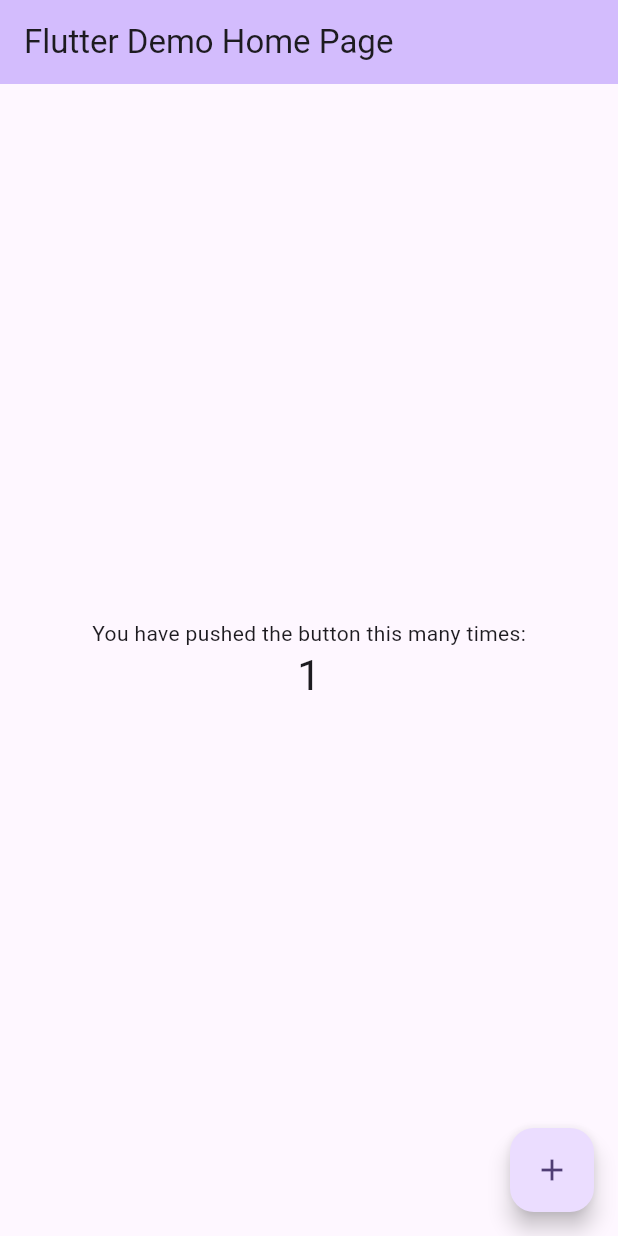
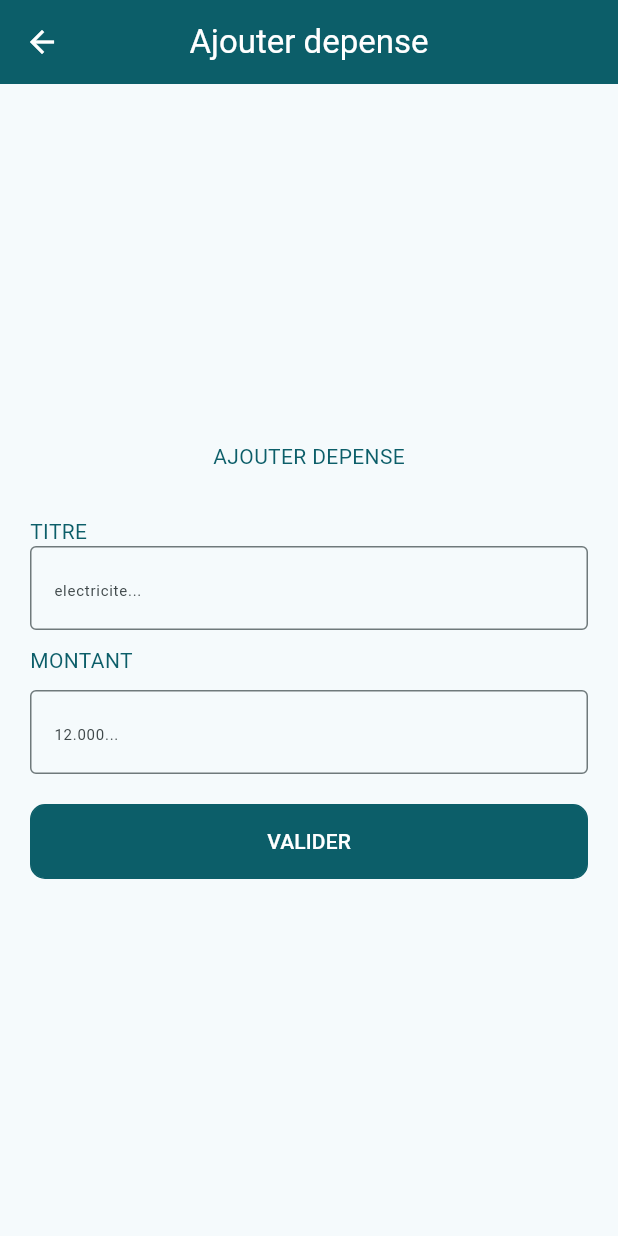
Before and after one commit to Nguirane120/gestionBudget, a Flutter app: the screen it shows after launch, after a tap on the "add" icon, on a phone screen of 412 x 824 dp. Run offline on Flutter 3.47's test engine with Material 3 defaults, Android fonts, the phone set to English and light mode, and no system bars.

Commit message:
home & add dpense screen

```diff
--- a/analysis_options.yaml
+++ b/analysis_options.yaml
@@ -7,7 +7,7 @@
 
 # The following line activates a set of recommended lints for Flutter apps,
 # packages, and plugins designed to encourage good coding practices.
-include: package:flutter_lints/flutter.yaml
+# include: package:flutter_lints/flutter.yaml
 
 linter:
   # The lint rules applied to this project can be customized in the
--- /dev/null
+++ b/lib/consts.dart
@@ -0,0 +1,6 @@
+import 'package:flutter/material.dart';
+
+class AppColor {
+  static const primarycolor = Color(0xff0C5E69);
+  static const secondarycolor = Color(0xffD1C000);
+}
--- a/lib/main.dart
+++ b/lib/main.dart
@@ -1,4 +1,6 @@
 import 'package:flutter/material.dart';
+import 'package:gestionbudget/consts.dart';
+import 'package:gestionbudget/screens/homescreen.dart';
 
 void main() {
   runApp(const MyApp());
@@ -11,115 +13,12 @@
   @override
   Widget build(BuildContext context) {
     return MaterialApp(
-      title: 'Flutter Demo',
+      debugShowCheckedModeBanner: false,
       theme: ThemeData(
-        // This is the theme of your application.
-        //
-        // TRY THIS: Try running your application with "flutter run". You'll see
-        // the application has a purple toolbar. Then, without quitting the app,
-        // try changing the seedColor in the colorScheme below to Colors.green
-        // and then invoke "hot reload" (save your changes or press the "hot
-        // reload" button in a Flutter-supported IDE, or press "r" if you used
-        // the command line to start the app).
-        //
-        // Notice that the counter didn't reset back to zero; the application
-        // state is not lost during the reload. To reset the state, use hot
-        // restart instead.
-        //
-        // This works for code too, not just values: Most code changes can be
-        // tested with just a hot reload.
-        colorScheme: ColorScheme.fromSeed(seedColor: Colors.deepPurple),
+        colorScheme: ColorScheme.fromSeed(seedColor: AppColor.primarycolor),
         useMaterial3: true,
       ),
-      home: const MyHomePage(title: 'Flutter Demo Home Page'),
+      home: const Homescreen(),
     );
   }
 }
-
-class MyHomePage extends StatefulWidget {
-  const MyHomePage({super.key, required this.title});
-
-  // This widget is the home page of your application. It is stateful, meaning
-  // that it has a State object (defined below) that contains fields that affect
-  // how it looks.
-
-  // This class is the configuration for the state. It holds the values (in this
-  // case the title) provided by the parent (in this case the App widget) and
-  // used by the build method of the State. Fields in a Widget subclass are
-  // always marked "final".
-
-  final String title;
-
-  @override
-  State<MyHomePage> createState() => _MyHomePageState();
-}
-
-class _MyHomePageState extends State<MyHomePage> {
-  int _counter = 0;
-
-  void _incrementCounter() {
-    setState(() {
-      // This call to setState tells the Flutter framework that something has
-      // changed in this State, which causes it to rerun the build method below
-      // so that the display can reflect the updated values. If we changed
-      // _counter without calling setState(), then the build method would not be
-      // called again, and so nothing would appear to happen.
-      _counter++;
-    });
-  }
-
-  @override
-  Widget build(BuildContext context) {
-    // This method is rerun every time setState is called, for instance as done
-    // by the _incrementCounter method above.
-    //
-    // The Flutter framework has been optimized to make rerunning build methods
-    // fast, so that you can just rebuild anything that needs updating rather
-    // than having to individually change instances of widgets.
-    return Scaffold(
-      appBar: AppBar(
-        // TRY THIS: Try changing the color here to a specific color (to
-        // Colors.amber, perhaps?) and trigger a hot reload to see the AppBar
-        // change color while the other colors stay the same.
-        backgroundColor: Theme.of(context).colorScheme.inversePrimary,
-        // Here we take the value from the MyHomePage object that was created by
-        // the App.build method, and use it to set our appbar title.
-        title: Text(widget.title),
-      ),
-      body: Center(
-        // Center is a layout widget. It takes a single child and positions it
-        // in the middle of the parent.
-        child: Column(
-          // Column is also a layout widget. It takes a list of children and
-          // arranges them vertically. By default, it sizes itself to fit its
-          // children horizontally, and tries to be as tall as its parent.
-          //
-          // Column has various properties to control how it sizes itself and
-          // how it positions its children. Here we use mainAxisAlignment to
-          // center the children vertically; the main axis here is the vertical
-          // axis because Columns are vertical (the cross axis would be
-          // horizontal).
-          //
-          // TRY THIS: Invoke "debug painting" (choose the "Toggle Debug Paint"
-          // action in the IDE, or press "p" in the console), to see the
-          // wireframe for each widget.
-          mainAxisAlignment: MainAxisAlignment.center,
-          children: <Widget>[
-            const Text(
-              'You have pushed the button this many times:',
-            ),
-            Text(
-              '$_counter',
-              style: Theme.of(context).textTheme.headlineMedium,
-            ),
-          ],
-        ),
-      ),
-      floatingActionButton: FloatingActionButton(
-        onPressed: _incrementCounter,
-        tooltip: 'Increment',
-        child: const Icon(Icons.add),
-      ), // This trailing comma makes auto-formatting nicer for build methods.
-    );
-  }
-}
--- /dev/null
+++ b/lib/models/depenses.dart
@@ -0,0 +1,8 @@
+enum DepenseCategory { loyer, connexion, fourniture, transport, ravitaillement }
+
+class Depenses {
+  double montant;
+  DepenseCategory category;
+
+  Depenses({required this.category, required this.montant});
+}
--- /dev/null
+++ b/lib/screens/depenseform.dart
@@ -0,0 +1,80 @@
+import 'package:flutter/material.dart';
+import 'package:gestionbudget/consts.dart';
+import 'package:gestionbudget/widgets/input.dart';
+
+class Depenseform extends StatefulWidget {
+  const Depenseform({super.key});
+
+  @override
+  State<Depenseform> createState() => _DepenseformState();
+}
+
+class _DepenseformState extends State<Depenseform> {
+  @override
+  Widget build(BuildContext context) {
+    return Scaffold(
+      appBar: AppBar(
+        title: Text(
+          "Ajouter depense",
+          style: TextStyle(color: Colors.white),
+        ),
+        centerTitle: true,
+        backgroundColor: AppColor.primarycolor,
+        iconTheme: IconThemeData(color: Colors.white),
+      ),
+      body: Container(
+        padding: EdgeInsets.all(20),
+        margin: EdgeInsets.symmetric(vertical: 20),
+        child: Column(
+          mainAxisAlignment: MainAxisAlignment.center,
+          children: [
+            Text("AJOUTER DEPENSE",
+                style: TextStyle(color: AppColor.primarycolor)),
+            SizedBox(
+              height: 30,
+            ),
+            Container(
+              alignment: Alignment.centerLeft,
+              child: Text(
+                "TITRE",
+                style: TextStyle(color: AppColor.primarycolor),
+              ),
+            ),
+            InputWidget(placeholder: "electricite"),
+            SizedBox(
+              height: 10,
+            ),
+            Container(
+              alignment: Alignment.centerLeft,
+              child: Text(
+                "MONTANT",
+                style: TextStyle(color: AppColor.primarycolor),
+              ),
+            ),
+            SizedBox(
+              height: 10,
+            ),
+            InputWidget(placeholder: "12.000"),
+            SizedBox(
+              height: 20,
+            ),
+            Container(
+              width: double.infinity,
+              decoration: BoxDecoration(
+                  borderRadius: BorderRadius.all(Radius.circular(10)),
+                  border: Border.all(color: AppColor.primarycolor),
+                  color: AppColor.primarycolor),
+              child: TextButton(
+                onPressed: () {},
+                child: Text(
+                  "VALIDER",
+                  style: TextStyle(color: Colors.white),
+                ),
+              ),
+            )
+          ],
+        ),
+      ),
+    );
+  }
+}
--- /dev/null
+++ b/lib/screens/homescreen.dart
@@ -0,0 +1,69 @@
+import 'package:flutter/material.dart';
+import 'package:gestionbudget/consts.dart';
+import 'package:gestionbudget/screens/depenseform.dart';
+import 'package:gestionbudget/widgets/containercontent.dart';
+import 'package:gestionbudget/widgets/depenselist.dart';
+
+class Homescreen extends StatelessWidget {
+  const Homescreen({super.key});
+
+  @override
+  Widget build(BuildContext context) {
+    return Scaffold(
+      appBar: AppBar(
+        backgroundColor: AppColor.primarycolor,
+        centerTitle: true,
+        title: Text(
+          "Gestion du Budget",
+          style: TextStyle(color: Colors.white),
+        ),
+      ),
+      body: SafeArea(
+          child: Column(
+        children: [
+          Containercontent(
+              textContainer: "Budget",
+              widthContainer: 350.0,
+              heightContainer: 150,
+              someContaine: 120.000),
+          SizedBox(
+            height: 15.0,
+          ),
+          Row(
+            mainAxisAlignment: MainAxisAlignment.spaceEvenly,
+            children: [
+              Containercontent(
+                  textContainer: "Depense",
+                  widthContainer: 170,
+                  heightContainer: 150,
+                  someContaine: 120.000),
+              Containercontent(
+                  textContainer: "Solde",
+                  widthContainer: 170,
+                  heightContainer: 150,
+                  someContaine: 120.000),
+            ],
+          ),
+          SizedBox(
+            height: 10.0,
+          ),
+          Expanded(child: Depenselist())
+        ],
+      )),
+      floatingActionButton: FloatingActionButton(
+        backgroundColor: AppColor.secondarycolor,
+        onPressed: () {},
+        child: IconButton(
+            onPressed: () {
+              Navigator.push(context, MaterialPageRoute(builder: (context) {
+                return Depenseform();
+              }));
+            },
+            icon: Icon(
+              Icons.add,
+              color: Colors.white,
+            )),
+      ),
+    );
+  }
+}
--- /dev/null
+++ b/lib/serivices/depenseservice.dart
@@ -0,0 +1,18 @@
+import 'package:gestionbudget/models/depenses.dart';
+
+class Depenseservice {
+  List<Depenses> depenses = [
+    Depenses(category: DepenseCategory.connexion, montant: 10000),
+    Depenses(category: DepenseCategory.loyer, montant: 50000),
+    Depenses(category: DepenseCategory.transport, montant: 12000),
+    Depenses(category: DepenseCategory.ravitaillement, montant: 30000),
+    Depenses(category: DepenseCategory.connexion, montant: 10000),
+    Depenses(category: DepenseCategory.connexion, montant: 10000),
+    Depenses(category: DepenseCategory.loyer, montant: 10000),
+    Depenses(category: DepenseCategory.transport, montant: 10000),
+  ];
+
+  List<Depenses> getDepenses() {
+    return depenses;
+  }
+}
--- /dev/null
+++ b/lib/widgets/containercontent.dart
@@ -0,0 +1,61 @@
+import 'package:flutter/material.dart';
+import 'package:gestionbudget/consts.dart';
+
+class Containercontent extends StatelessWidget {
+  const Containercontent(
+      {required this.textContainer,
+      required this.widthContainer,
+      required this.someContaine,
+      this.heightContainer});
+
+  final String textContainer;
+  final double widthContainer;
+  final double? heightContainer;
+  final double someContaine;
+
+  @override
+  Widget build(BuildContext context) {
+    return Container(
+      decoration: BoxDecoration(
+        borderRadius: BorderRadius.circular(10),
+        boxShadow: [
+          BoxShadow(
+            color: Colors.black.withOpacity(0.2),
+          )
+        ],
+        color: Colors.white,
+      ),
+      padding: EdgeInsets.all(10),
+      width: widthContainer,
+      height: heightContainer,
+      child: Column(
+        crossAxisAlignment: CrossAxisAlignment.stretch,
+        children: [
+          Container(
+            padding: EdgeInsets.all(15.0),
+            alignment: Alignment.center,
+            width: 100,
+            color: AppColor.primarycolor,
+            child: Text(
+              textContainer,
+              style: TextStyle(color: Colors.white, fontSize: 18),
+            ),
+          ),
+          SizedBox(
+            height: 20.0,
+          ),
+          Container(
+            alignment: Alignment.center,
+            child: Text(
+              "${someContaine} CFA".toString(),
+              style: TextStyle(
+                fontSize: 18.0,
+                fontWeight: FontWeight.bold,
+              ),
+            ),
+          ),
+        ],
+      ),
+    );
+  }
+}
--- /dev/null
+++ b/lib/widgets/depenselist.dart
@@ -0,0 +1,49 @@
+import 'package:flutter/material.dart';
+import 'package:gestionbudget/consts.dart';
+import 'package:gestionbudget/serivices/depenseservice.dart';
+
+class Depenselist extends StatefulWidget {
+  const Depenselist({super.key});
+
+  @override
+  State<Depenselist> createState() => _DepenselistState();
+}
+
+class _DepenselistState extends State<Depenselist> {
+  Depenseservice depenseservice = Depenseservice();
+  @override
+  Widget build(BuildContext context) {
+    return Scaffold(
+      body: Column(
+        children: [
+          Container(
+            alignment: Alignment.centerLeft,
+            padding: EdgeInsets.only(left: 10.0),
+            child: Text(
+              "Liste des depenses",
+              style: TextStyle(
+                  color: AppColor.secondarycolor, fontWeight: FontWeight.bold),
+            ),
+          ),
+          Expanded(
+            child: ListView.builder(
+                itemCount: depenseservice.getDepenses().length,
+                itemBuilder: (context, index) {
+                  final depense = depenseservice.getDepenses()[index];
+                  return ListTile(
+                      title: Text('${depense.category.name.toUpperCase()}'),
+                      subtitle: Text('${depense.montant}'),
+                      trailing: InkWell(
+                        onTap: () {},
+                        child: Icon(
+                          Icons.delete,
+                          color: AppColor.secondarycolor,
+                        ),
+                      ));
+                }),
+          )
+        ],
+      ),
+    );
+  }
+}
--- /dev/null
+++ b/lib/widgets/input.dart
@@ -0,0 +1,16 @@
+import 'package:flutter/material.dart';
+
+class InputWidget extends StatelessWidget {
+  const InputWidget({required this.placeholder});
+  final String placeholder;
+  @override
+  Widget build(BuildContext context) {
+    return TextField(
+      decoration: InputDecoration(
+        hintText: "${placeholder}...",
+        hintStyle: TextStyle(fontSize: 10),
+        border: OutlineInputBorder(),
+      ),
+    );
+  }
+}
```
